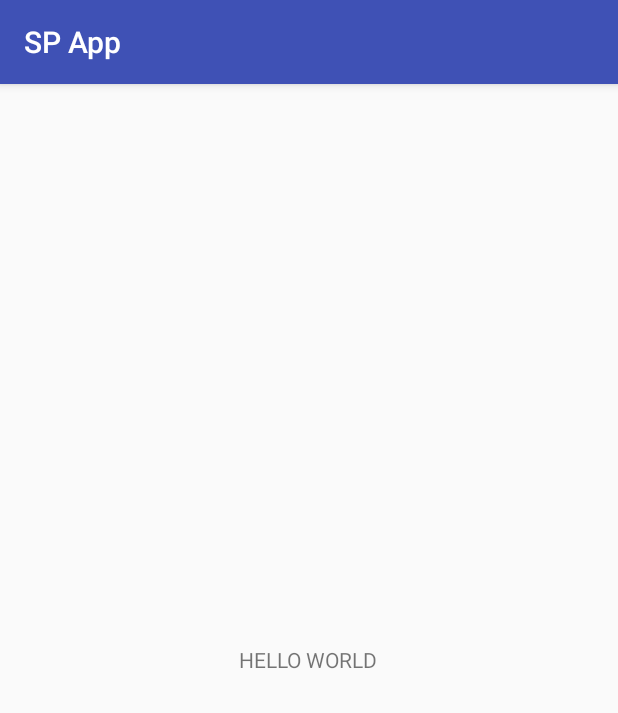
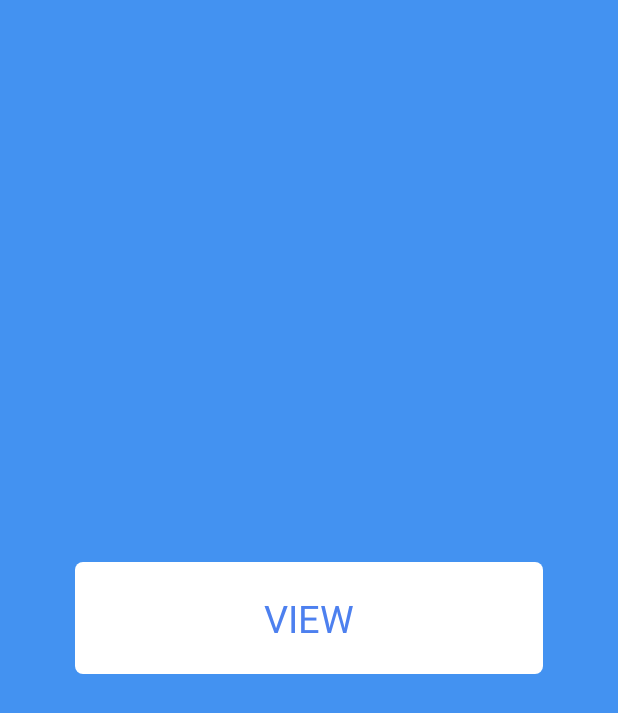
Before and after one commit to tructran2359/spapp, an Android app: the screen it shows after launch (HomeActivity), on a phone screen of 412 x 824 dp. Shown: the top 713 px of the screen. Run offline under Robolectric (Android 15) with nearby library versions, the phone set to English and light mode, and no system bars.

Commit message:
VMLSINPOW-75 - Create home screen without action

```diff
--- a/SPApp/app/src/main/AndroidManifest.xml
+++ b/SPApp/app/src/main/AndroidManifest.xml
@@ -9,7 +9,7 @@
         android:label="@string/app_name"
         android:roundIcon="@mipmap/ic_launcher_round"
         android:supportsRtl="true"
-        android:theme="@style/AppTheme">
+        android:theme="@style/FullScreenActivity">
 
         <!--HomeActivity-->
         <activity android:name=".presentation.activity.HomeActivity">
--- /dev/null
+++ b/SPApp/app/src/main/res/drawable/bg_rec_rounded_white.xml
@@ -0,0 +1,13 @@
+<?xml version="1.0" encoding="utf-8"?>
+<shape
+    xmlns:android="http://schemas.android.com/apk/res/android"
+    android:shape="rectangle"
+    >
+
+    <solid
+        android:color="@color/color_ui06"/>
+
+    <corners
+        android:radius="@dimen/common_radius"/>
+
+</shape>
--- a/SPApp/app/src/main/res/layout/activity_home.xml
+++ b/SPApp/app/src/main/res/layout/activity_home.xml
@@ -1,17 +1,26 @@
 <?xml version="1.0" encoding="utf-8"?>
 <RelativeLayout
     xmlns:android="http://schemas.android.com/apk/res/android"
-    xmlns:app="http://schemas.android.com/apk/res-auto"
     xmlns:tools="http://schemas.android.com/tools"
     android:layout_width="match_parent"
     android:layout_height="match_parent"
-    tools:context=".presentation.activity.HomeActivity">
+    android:background="@color/color_primarygradientbase"
+    tools:context=".presentation.activity.HomeActivity"
+    >
 
     <TextView
-        android:layout_width="wrap_content"
+        android:layout_width="match_parent"
         android:layout_height="wrap_content"
         android:layout_centerInParent="true"
-        android:text="HELLO WORLD"
+        android:text="VIEW"
+        android:textColor="@color/color_ui01"
+        android:background="@drawable/bg_rec_rounded_white"
+        android:gravity="center"
+        android:textSize="25sp"
+        android:layout_marginLeft="50dp"
+        android:layout_marginRight="50dp"
+        android:paddingTop="20dp"
+        android:paddingBottom="20dp"
         />
 
 </RelativeLayout>
--- a/SPApp/app/src/main/res/values/colors.xml
+++ b/SPApp/app/src/main/res/values/colors.xml
@@ -26,6 +26,4 @@
 
     <color name="color_alert">#d0021b</color>
 
-
-
 </resources>
--- /dev/null
+++ b/SPApp/app/src/main/res/values/dimens.xml
@@ -0,0 +1,6 @@
+<?xml version="1.0" encoding="utf-8"?>
+<resources>
+
+    <dimen name="common_radius">5dp</dimen>
+
+</resources>
--- a/SPApp/app/src/main/res/values/styles.xml
+++ b/SPApp/app/src/main/res/values/styles.xml
@@ -8,4 +8,8 @@
         <item name="colorAccent">@color/colorAccent</item>
     </style>
 
+    <style name="FullScreenActivity" parent="Theme.AppCompat.Light.NoActionBar">
+        <!--Customize here-->
+    </style>
+
 </resources>
```
